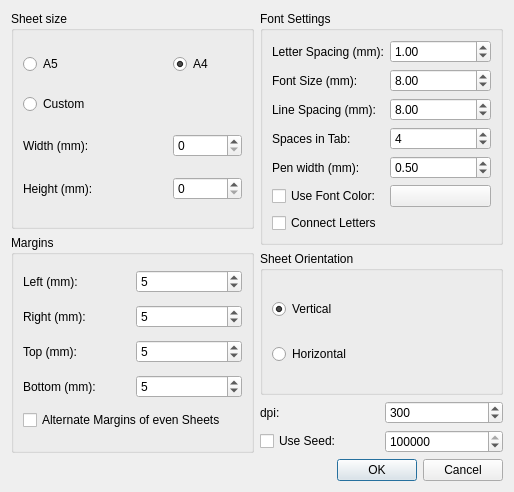
Old version of the form preferencesdialog.ui in the repository aizenbit/Scribbler.
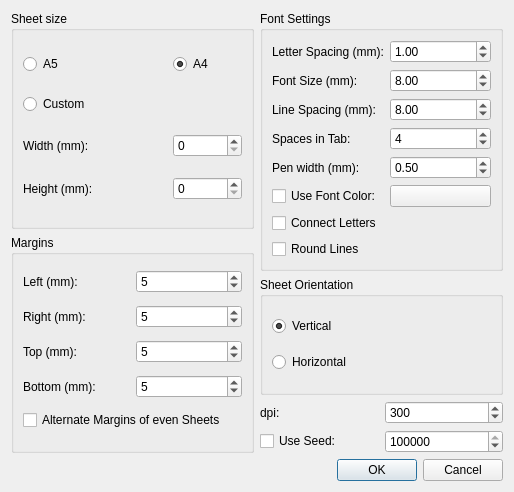
New version of the form.

Commit message: add ability to round caps and joins of lines

The edit to the form file:
```diff
--- a/preferencesdialog.ui
+++ b/preferencesdialog.ui
@@ -271,6 +271,16 @@
           </property>
          </widget>
         </item>
+        <item row="7" column="0">
+         <widget class="QCheckBox" name="roundCheckBox">
+          <property name="text">
+           <string>Round Lines</string>
+          </property>
+          <property name="checked">
+           <bool>false</bool>
+          </property>
+         </widget>
+        </item>
        </layout>
       </widget>
      </item>
```
Left out of the diff: 42 changed lines with no effect on the pictures. The commit also changes 3 other files.
